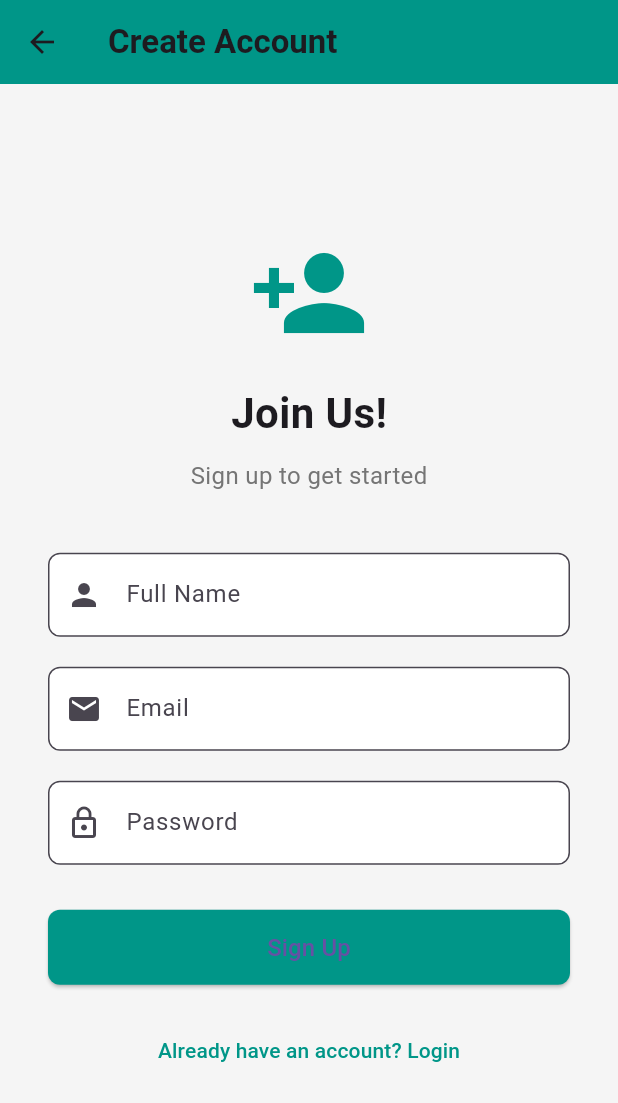
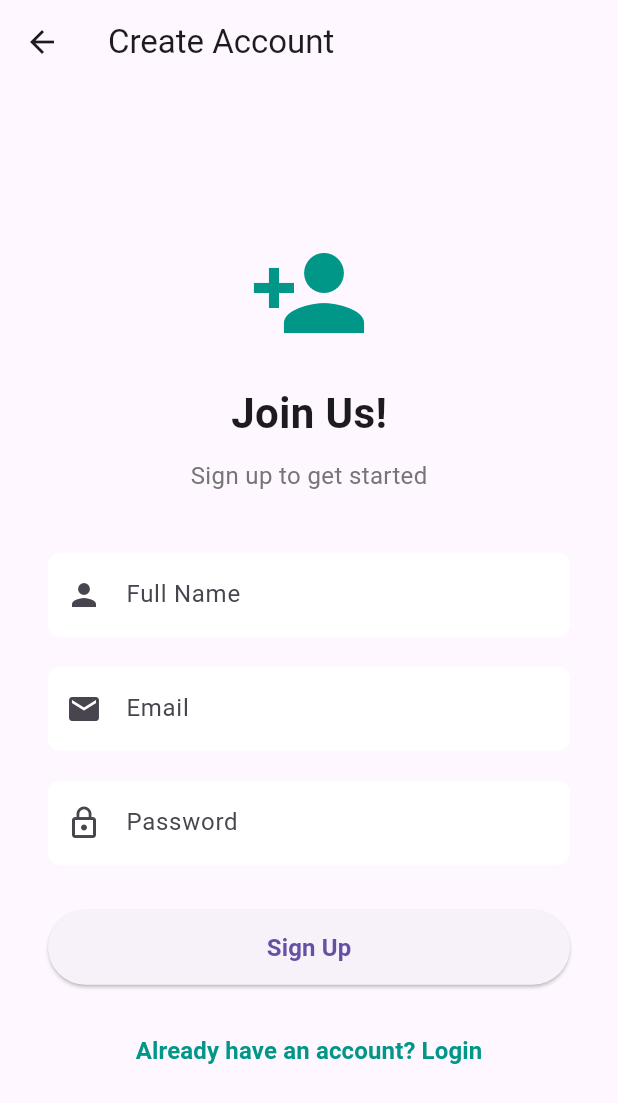
Before and after one commit to JohnnyTok/HabitTrackerApp, a Flutter app: the SignUpPage screen opened directly, on a phone screen of 412 x 824 dp. Shown: the top 1103 px of the screen. Run offline on Flutter 3.47's test engine with Material 3 defaults, Android fonts, the phone set to English and light mode, and no system bars; our stand-ins replace percent_indicator.

Commit message:
Update SignUpPage.dart

```diff
--- a/lib/SignUpPage.dart
+++ b/lib/SignUpPage.dart
@@ -1,22 +1,59 @@
 import 'package:flutter/material.dart';
 
-class SignUpPage extends StatelessWidget {
-  final TextEditingController nameController = TextEditingController();
-  final TextEditingController emailController = TextEditingController();
-  final TextEditingController passwordController = TextEditingController();
+// This is a simple, non-persistent "storage" for demonstration purposes.
+class AppCredentials {
+  static String? registeredName; // Added to store the name
+  static String? registeredEmail;
+  static String? registeredPassword;
+}
 
-  SignUpPage({super.key}); // Optional constructor
+class SignUpPage extends StatefulWidget {
+  const SignUpPage({super.key});
+
+  @override
+  State<SignUpPage> createState() => _SignUpPageState();
+}
+
+class _SignUpPageState extends State<SignUpPage> {
+  final TextEditingController _nameController = TextEditingController();
+  final TextEditingController _emailController = TextEditingController();
+  final TextEditingController _passwordController = TextEditingController();
+  final _formKey = GlobalKey<FormState>(); // GlobalKey for form validation
+
+  @override
+  void dispose() {
+    _nameController.dispose();
+    _emailController.dispose();
+    _passwordController.dispose();
+    super.dispose();
+  }
+
+  void _signUp() {
+    if (_formKey.currentState!.validate()) {
+      // For demonstration, we're not using the static class here directly for sign up,
+      // but passing the data back to the SignInPage to handle.
+
+      ScaffoldMessenger.of(context).showSnackBar(
+        SnackBar(
+          content: Text('Account created for ${_emailController.text}!'),
+          backgroundColor: Colors.teal,
+        ),
+      );
+
+      // Pass the new user's credentials back to the SignInPage
+      Navigator.pop(context, {
+        'name': _nameController.text.trim(), // Pass the name
+        'email': _emailController.text.trim(),
+        'password': _passwordController.text.trim(),
+      });
+    }
+  }
 
   @override
   Widget build(BuildContext context) {
     return Scaffold(
-      backgroundColor: Colors.grey[100], // Light background color for a fresh feel
       appBar: AppBar(
-        title: const Text(
-          'Create Account',
-          style: TextStyle(fontWeight: FontWeight.bold),
-        ),
-        backgroundColor: Colors.teal,
+        title: const Text('Create Account'),
         elevation: 0,
       ),
       body: Center(
@@ -25,7 +62,6 @@ class SignUpPage extends StatelessWidget {
           child: Column(
             mainAxisAlignment: MainAxisAlignment.center,
             children: [
-              // Optional Icon or Logo
               const Icon(
                 Icons.person_add,
                 size: 80,
@@ -49,9 +85,13 @@ class SignUpPage extends StatelessWidget {
               ),
               const SizedBox(height: 40),
 
+              Form(
+                key: _formKey, // Assign the form key
+                child: Column(
+                  children: [
                     // Full Name Field
-              TextField(
-                controller: nameController,
+                    TextFormField(
+                      controller: _nameController,
                       keyboardType: TextInputType.name,
                       decoration: InputDecoration(
                         labelText: 'Full Name',
@@ -60,14 +100,25 @@ class SignUpPage extends StatelessWidget {
                         fillColor: Colors.white,
                         border: OutlineInputBorder(
                           borderRadius: BorderRadius.circular(8),
+                          borderSide: BorderSide.none,
+                        ),
+                        focusedBorder: OutlineInputBorder(
+                          borderRadius: BorderRadius.circular(8),
+                          borderSide: const BorderSide(color: Colors.teal, width: 2),
                         ),
                       ),
+                      validator: (value) {
+                        if (value == null || value.isEmpty) {
+                          return 'Please enter your full name';
+                        }
+                        return null;
+                      },
                     ),
                     const SizedBox(height: 20),
 
                     // Email Field
-              TextField(
-                controller: emailController,
+                    TextFormField(
+                      controller: _emailController,
                       keyboardType: TextInputType.emailAddress,
                       decoration: InputDecoration(
                         labelText: 'Email',
@@ -76,14 +127,28 @@ class SignUpPage extends StatelessWidget {
                         fillColor: Colors.white,
                         border: OutlineInputBorder(
                           borderRadius: BorderRadius.circular(8),
+                          borderSide: BorderSide.none,
+                        ),
+                        focusedBorder: OutlineInputBorder(
+                          borderRadius: BorderRadius.circular(8),
+                          borderSide: const BorderSide(color: Colors.teal, width: 2),
                         ),
                       ),
+                      validator: (value) {
+                        if (value == null || value.isEmpty) {
+                          return 'Please enter your email';
+                        }
+                        if (!value.contains('@')) {
+                          return 'Please enter a valid email';
+                        }
+                        return null;
+                      },
                     ),
                     const SizedBox(height: 20),
 
                     // Password Field
-              TextField(
-                controller: passwordController,
+                    TextFormField(
+                      controller: _passwordController,
                       obscureText: true,
                       decoration: InputDecoration(
                         labelText: 'Password',
@@ -92,7 +157,24 @@ class SignUpPage extends StatelessWidget {
                         fillColor: Colors.white,
                         border: OutlineInputBorder(
                           borderRadius: BorderRadius.circular(8),
+                          borderSide: BorderSide.none,
                         ),
+                        focusedBorder: OutlineInputBorder(
+                          borderRadius: BorderRadius.circular(8),
+                          borderSide: const BorderSide(color: Colors.teal, width: 2),
+                        ),
+                      ),
+                      validator: (value) {
+                        if (value == null || value.isEmpty) {
+                          return 'Please enter a password';
+                        }
+                        if (value.length < 6) {
+                          return 'Password must be at least 6 characters long';
+                        }
+                        return null;
+                      },
+                    ),
+                  ],
                 ),
               ),
               const SizedBox(height: 30),
@@ -102,34 +184,28 @@ class SignUpPage extends StatelessWidget {
                 width: double.infinity,
                 height: 50,
                 child: ElevatedButton(
-                  style: ElevatedButton.styleFrom(
-                    backgroundColor: Colors.teal, // Updated usage instead of `primary`
-                    shape: RoundedRectangleBorder(
-                      borderRadius: BorderRadius.circular(8),
-                    ),
-                  ),
+                  onPressed: _signUp, // Calls the _signUp method
                   child: const Text(
                     'Sign Up',
-                    style: TextStyle(fontSize: 16),
+                    style: TextStyle(fontSize: 16, fontWeight: FontWeight.bold),
                   ),
-                  onPressed: () {
-                    // Optionally add sign-up validation and business logic here.
-                    // For now, we simply return to the previous page.
-                    Navigator.pop(context);
-                  },
                 ),
               ),
               const SizedBox(height: 20),
 
               // Redirect to Sign-In page if they already have an account.
               TextButton(
+                onPressed: () {
+                  Navigator.pop(context); // Simply pop back without data
+                },
                 child: const Text(
                   "Already have an account? Login",
-                  style: TextStyle(color: Colors.teal),
+                  style: TextStyle(
+                    color: Colors.teal,
+                    fontWeight: FontWeight.bold,
+                    fontSize: 16,
                   ),
-                onPressed: () {
-                  Navigator.pop(context);
-                },
+                ),
               ),
             ],
           ),
```
Lines whose indentation alone changed are shown as unchanged.
